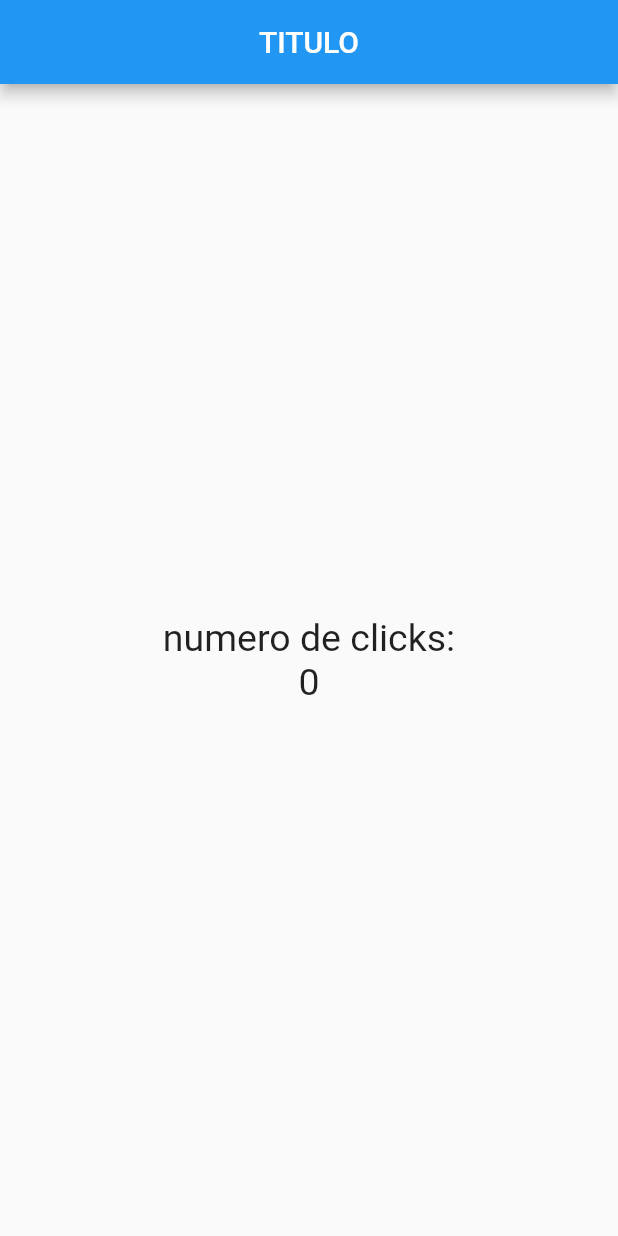
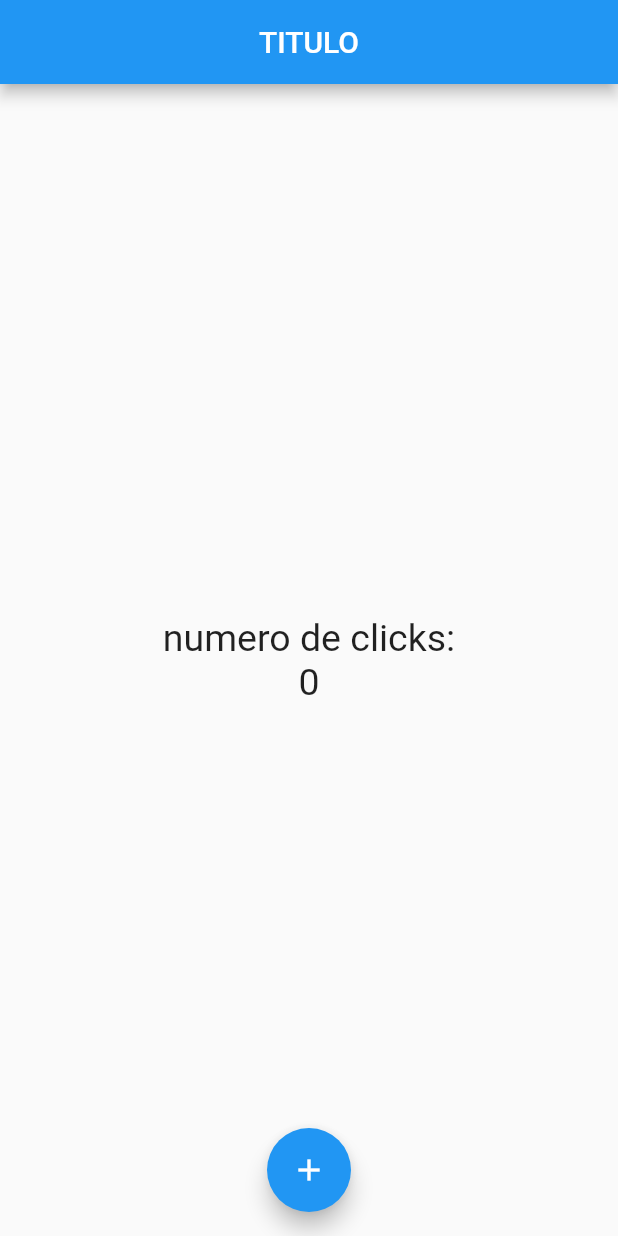
Before and after one commit to victorr-dev/curso_flutter, a Flutter app: the screen it shows after launch, on a phone screen of 412 x 824 dp. Run offline on Flutter 3.47's test engine with Material 2 defaults, Android fonts, the phone set to English and light mode, and no system bars.

Commit message:
Clase 49 y 50 boton flotante

```diff
--- a/lib/src/pages/home_pages.dart
+++ b/lib/src/pages/home_pages.dart
@@ -17,8 +17,14 @@ class HomePage extends StatelessWidget {
           Text('numero de clicks:',style: sizeText),
           Text('0',style: sizeText)
         ],
-
       ),
+      ),
+      floatingActionButtonLocation: FloatingActionButtonLocation.centerFloat,
+      floatingActionButton: FloatingActionButton(
+        child: Icon(Icons.add),
+        onPressed: () {
+          print('HolaMundo');
+        },
       ),
     );
   }
```
